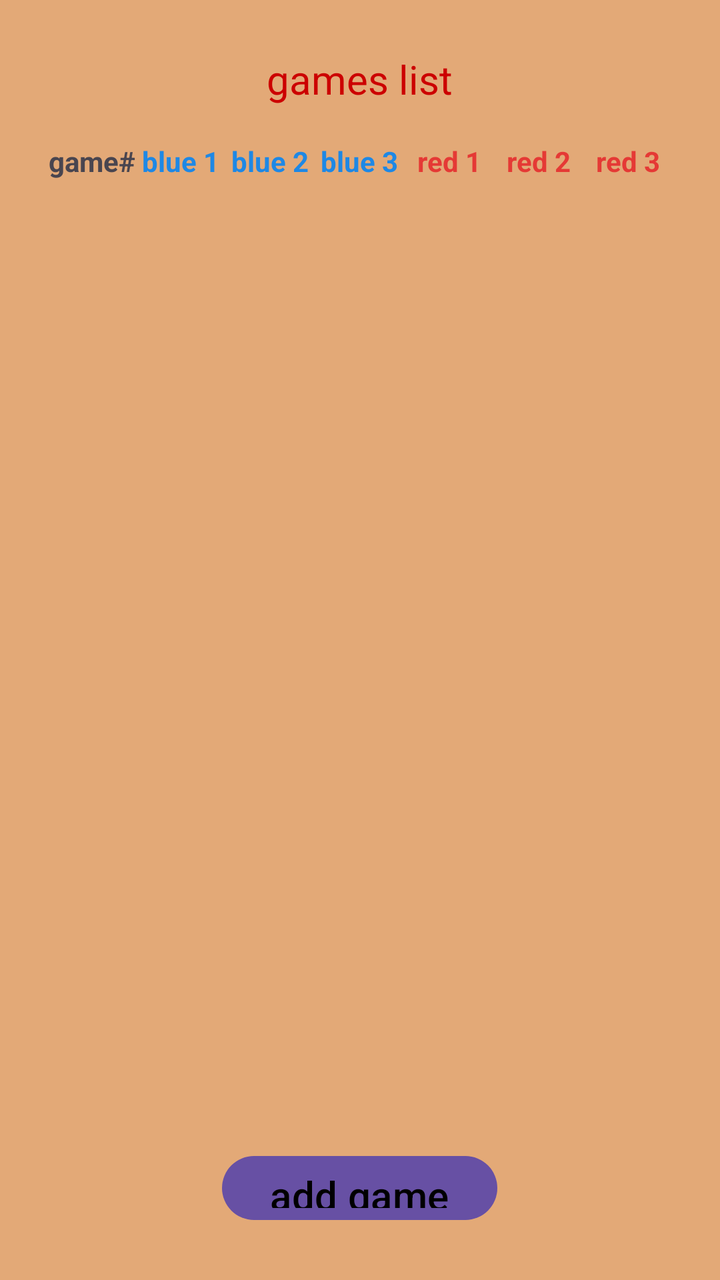
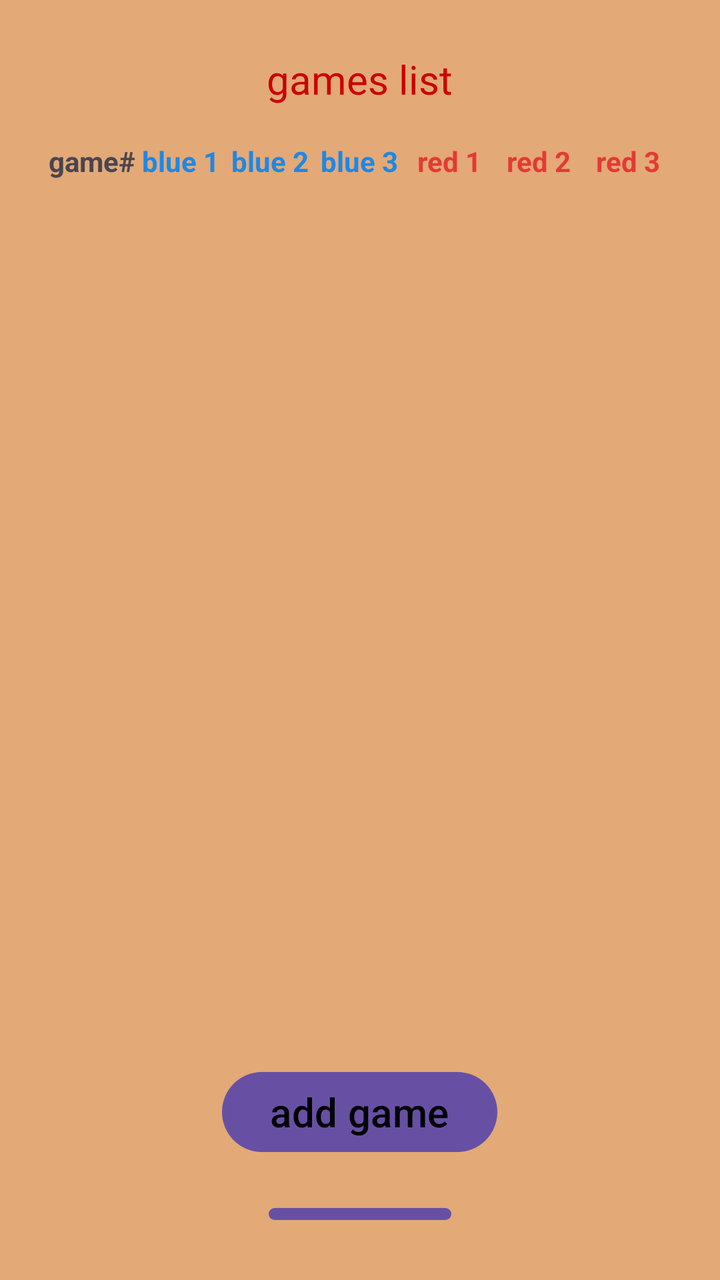

Before-and-after screenshots of an Android layout around one commit, followed by the original layout XML and the change that was made.
<!-- AndroidManifest.xml: application theme Theme.Cat -->
<!-- res/layout/activity_games.xml -->
<?xml version="1.0" encoding="utf-8"?>
<LinearLayout xmlns:android="http://schemas.android.com/apk/res/android"
    xmlns:app="http://schemas.android.com/apk/res-auto"
    xmlns:tools="http://schemas.android.com/tools"
    android:layout_width="match_parent"
    android:layout_height="match_parent"
    android:orientation="vertical"
    android:paddingBottom="16dp"
    android:paddingLeft="16dp"
    android:paddingRight="16dp"
    android:paddingTop="16dp"
    android:background="#E3A977"
    tools:context=".Games">

    <TextView
        android:layout_width="wrap_content"
        android:layout_height="wrap_content"
        android:layout_gravity="center"
        android:textSize="20sp"
        android:textColor="@android:color/holo_red_dark"
        android:text="games list"
        android:layout_margin="10dp"
        />

    <LinearLayout
        android:layout_width="match_parent"
        android:layout_height="wrap_content"
        android:orientation="horizontal"
        android:padding="8dp"
        android:layoutDirection="ltr">

        <TextView
            android:id="@+id/tvGameNumber"
            android:layout_width="0dp"
            android:layout_height="wrap_content"
            android:layout_weight="1"
            android:gravity="center"
            android:textSize="14sp"
            android:textStyle="bold"
            android:text="game#"/>

        <TextView
            android:id="@+id/tvBlue1"
            android:layout_width="0dp"
            android:layout_height="wrap_content"
            android:layout_weight="1"
            android:gravity="center"
            android:textSize="14sp"
            android:textStyle="bold"
            android:textColor="#1E88E5"
            android:text="blue 1"/>

        <TextView
            android:id="@+id/tvBlue2"
            android:layout_width="0dp"
            android:layout_height="wrap_content"
            android:layout_weight="1"
            android:gravity="center"
            android:textSize="14sp"
            android:textStyle="bold"
            android:textColor="#1E88E5"
            android:text="blue 2"/>

        <TextView
            android:id="@+id/tvBlue3"
            android:layout_width="0dp"
            android:layout_height="wrap_content"
            android:layout_weight="1"
            android:gravity="center"
            android:textSize="14sp"
            android:textStyle="bold"
            android:textColor="#1E88E5"
            android:text="blue 3"/>

        <TextView
            android:id="@+id/tvRed1"
            android:layout_width="0dp"
            android:layout_height="wrap_content"
            android:layout_weight="1"
            android:gravity="center"
            android:textSize="14sp"
            android:textStyle="bold"
            android:textColor="#E53935"
            android:text="red 1"/>

        <TextView
            android:id="@+id/tvRed2"
            android:layout_width="0dp"
            android:layout_height="wrap_content"
            android:layout_weight="1"
            android:gravity="center"
            android:textSize="14sp"
            android:textStyle="bold"
            android:textColor="#E53935"
            android:text="red 2"/>

        <TextView
            android:id="@+id/tvRed3"
            android:layout_width="0dp"
            android:layout_height="wrap_content"
            android:layout_weight="1"
            android:gravity="center"
            android:textSize="14sp"
            android:textStyle="bold"
            android:textColor="#E53935"
            android:text="red 3"/>
    </LinearLayout>

    <androidx.recyclerview.widget.RecyclerView
        android:id="@+id/rvGames"
        android:layout_width="match_parent"
        android:layout_height="466dp" />

    <Button
        android:id="@+id/btnAddGame"
        android:layout_width="wrap_content"
        android:layout_height="wrap_content"
        android:layout_gravity="center"
        android:textSize="20sp"
        android:textColor="@color/black"
        android:text="add game"
        android:layout_margin="10dp"
        />

    <Button
        android:id="@+id/btnBack"
        android:layout_width="wrap_content"
        android:layout_height="wrap_content"
        android:layout_gravity="center"
        android:textSize="20sp"
        android:textColor="@color/black"
        android:text="back"
        android:layout_margin="10dp"
        />
</LinearLayout>
<!-- resources referenced by this layout -->
<resources>
  <color name="black">#FF000000</color>
  <style name="Theme.Cat" parent="Base.Theme.Cat" />
  <style name="Base.Theme.Cat" parent="Theme.Material3.DayNight.NoActionBar">
          
          
      </style>
</resources>

<!-- the commit's change to res/layout/activity_games.xml (unified diff, before → after) -->
@@ -109,7 +109,7 @@
     <androidx.recyclerview.widget.RecyclerView
         android:id="@+id/rvGames"
         android:layout_width="match_parent"
-        android:layout_height="466dp" />
+        android:layout_height="424dp" />
 
     <Button
         android:id="@+id/btnAddGame"
